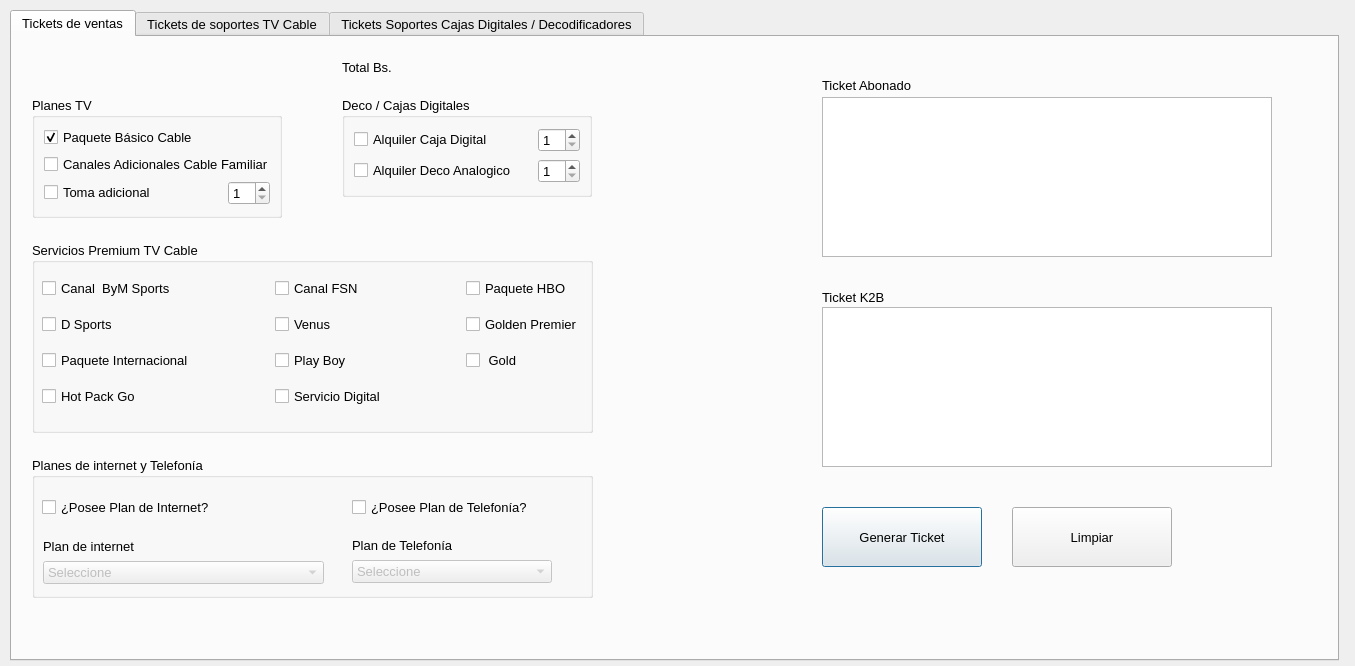
ceeck65/assistent-inter-app, file modules/Hfc/hfc_tv.ui: the form before one commit.
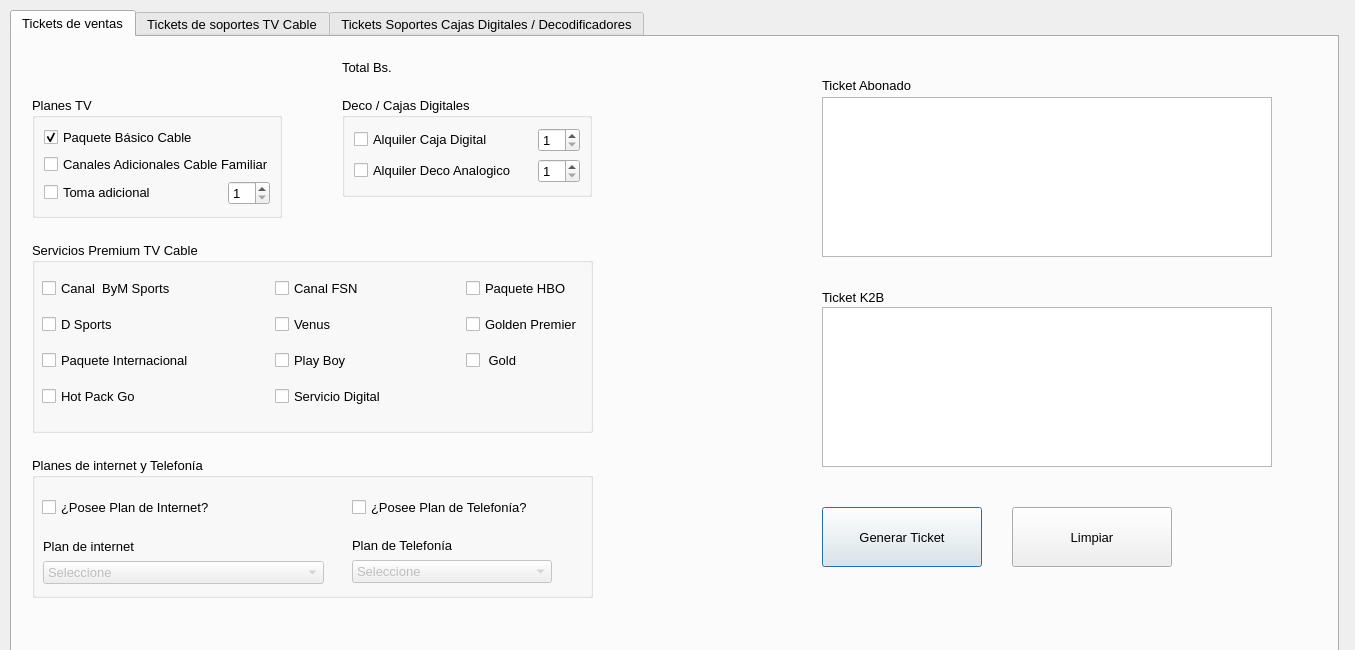
The form after the commit. The open tabs and pages were chosen to show the change. Icons and pictures are not drawn.

Patch:
```diff
--- a/modules/Hfc/hfc_tv.ui
+++ b/modules/Hfc/hfc_tv.ui
@@ -7,7 +7,7 @@
     <x>0</x>
     <y>0</y>
     <width>1355</width>
-    <height>666</height>
+    <height>650</height>
    </rect>
   </property>
   <property name="windowTitle">
```
Left out of the diff: 4 changed lines with no effect on the pictures.
